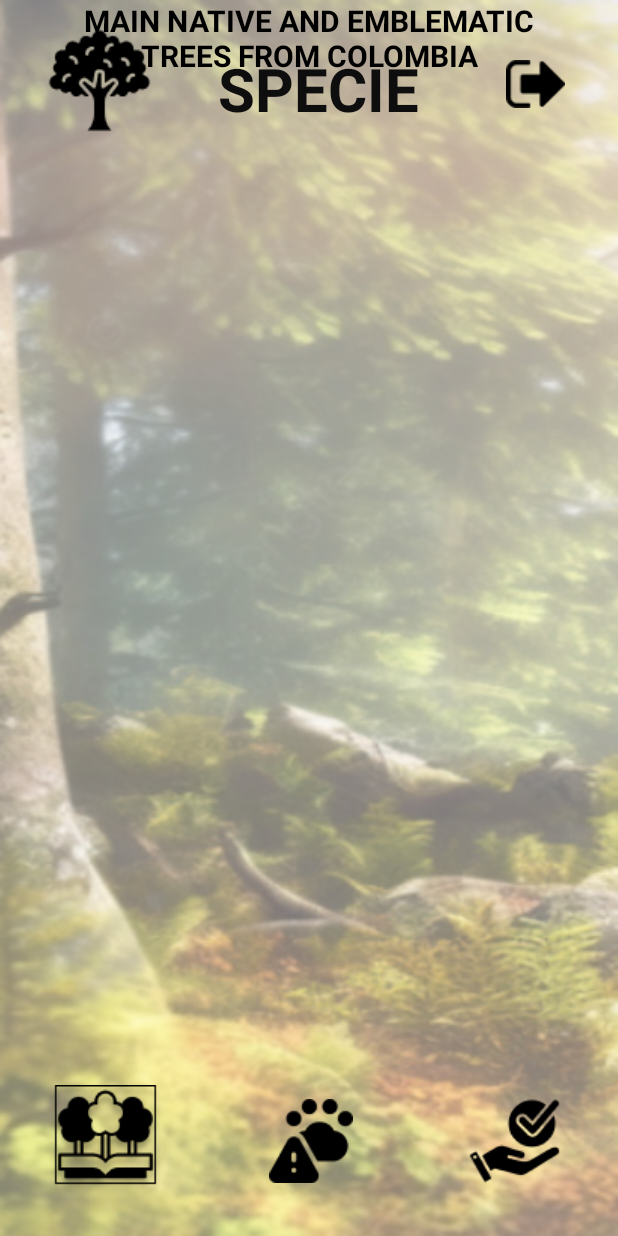
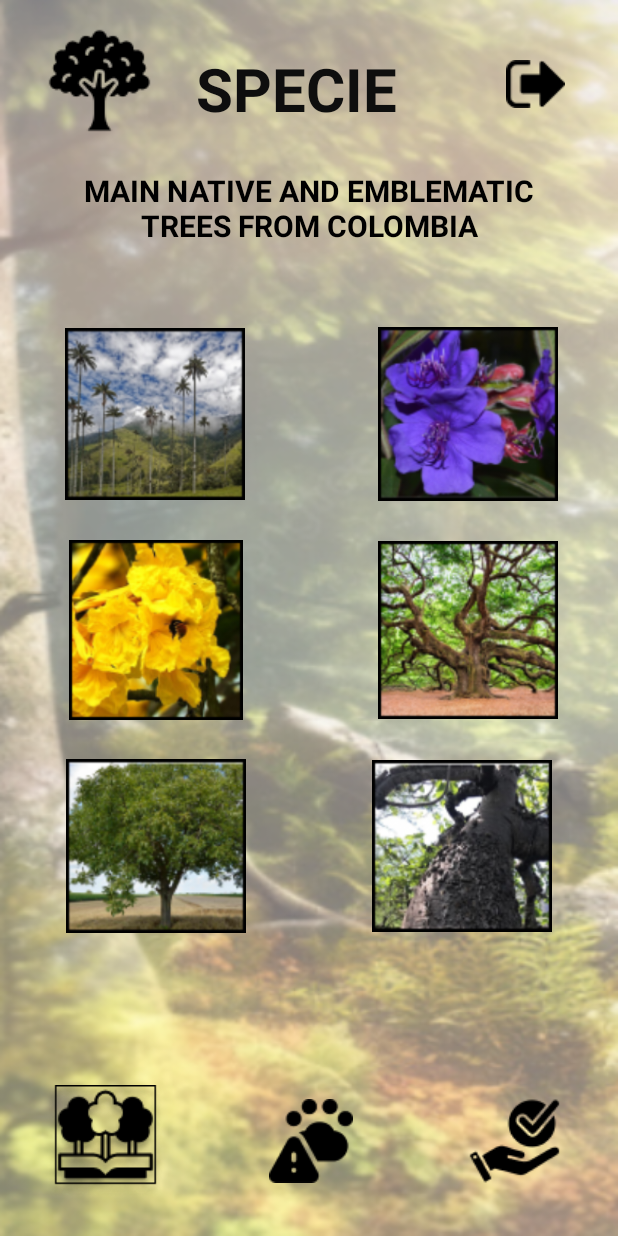
Before and after one commit to hgenryp/ReforAccionV2, an Android app: the Species screen opened directly, with no data from a screen before it, on a phone screen of 412 x 824 dp. Run offline under Robolectric (Android 15) with nearby library versions, the phone set to English and light mode, and no system bars; Roboto replaces fonts that are not available here.

Commit message:
Avance 1

```diff
--- a/app/src/main/AndroidManifest.xml
+++ b/app/src/main/AndroidManifest.xml
@@ -12,6 +12,9 @@
         android:supportsRtl="true"
         android:theme="@style/Theme.ReforAccion"
         tools:targetApi="31">
+        <activity
+            android:name=".SpCeiba"
+            android:exported="false" />
         <activity
             android:name=".SpRoble"
             android:exported="false" />
--- a/app/src/main/java/com/example/reforaccion/Species.java
+++ b/app/src/main/java/com/example/reforaccion/Species.java
@@ -1,6 +1,11 @@
 package com.example.reforaccion;
 
+import android.content.Intent;
+import android.net.Uri;
 import android.os.Bundle;
+import android.view.View;
+import android.widget.ImageButton;
+import android.widget.ImageView;
 
 import androidx.activity.EdgeToEdge;
 import androidx.appcompat.app.AppCompatActivity;
@@ -13,12 +18,93 @@ public class Species extends AppCompatActivity {
     @Override
     protected void onCreate(Bundle savedInstanceState) {
         super.onCreate(savedInstanceState);
-        EdgeToEdge.enable(this);
         setContentView(R.layout.activity_species);
-        ViewCompat.setOnApplyWindowInsetsListener(findViewById(R.id.main), (v, insets) -> {
-            Insets systemBars = insets.getInsets(WindowInsetsCompat.Type.systemBars());
-            v.setPadding(systemBars.left, systemBars.top, systemBars.right, systemBars.bottom);
-            return insets;
+
+        ImageButton meanMenu = findViewById(R.id.meanMenu);
+        ImageButton backButton = findViewById(R.id.imagesingout);
+        ImageButton fichaBtn = findViewById(R.id.libraryTree);
+
+        meanMenu.setOnClickListener(new View.OnClickListener() {
+            @Override
+            public void onClick(View v) {
+                Intent intent = new Intent(getApplicationContext(), CategoriesBtn.class);
+                startActivity(intent);
+            }
         });
+
+        backButton.setOnClickListener(new View.OnClickListener() {
+            @Override
+            public void onClick(View v) {
+                Intent intent = new Intent(getApplicationContext(), MainActivity.class);
+                startActivity(intent);
+            }
+        });
+
+        fichaBtn.setOnClickListener(new View.OnClickListener() {
+            @Override
+            public void onClick(View v) {
+                String url = "https://www.reddearboles.org/ficha-tecnica";
+                Uri uri = Uri.parse(url);
+                Intent intent = new Intent(Intent.ACTION_VIEW, uri);
+                startActivity(intent);
+            }
+        });
+
+        //ImageButton fichaBtn = findViewById(R.id.libraryTree);
+        ImageView btnPalma = findViewById(R.id.btnPalma);
+        ImageView btnSiete = findViewById(R.id.btnSiete);
+        ImageView btnGuayacan = findViewById(R.id.btnGuayacan);
+        ImageView btnRoble = findViewById(R.id.btnRoble);
+        ImageView btnNogal = findViewById(R.id.btnNogal);
+        ImageView btnCeiba = findViewById(R.id.btnCeiba);
+
+        btnPalma.setOnClickListener(new View.OnClickListener() {
+            @Override
+            public void onClick(View v) {
+                Intent intent = new Intent(getApplicationContext(), SpPalma.class);
+                startActivity(intent);
+            }
+        });
+
+        btnSiete.setOnClickListener(new View.OnClickListener() {
+            @Override
+            public void onClick(View v) {
+                Intent intent = new Intent(getApplicationContext(), SpSiete.class);
+                startActivity(intent);
+            }
+        });
+
+        btnGuayacan.setOnClickListener(new View.OnClickListener() {
+            @Override
+            public void onClick(View v) {
+                Intent intent = new Intent(getApplicationContext(), SpGuayacan.class);
+                startActivity(intent);
+            }
+        });
+
+        btnRoble.setOnClickListener(new View.OnClickListener() {
+            @Override
+            public void onClick(View v) {
+                Intent intent = new Intent(getApplicationContext(), SpRoble.class);
+                startActivity(intent);
+            }
+        });
+
+        btnNogal.setOnClickListener(new View.OnClickListener() {
+            @Override
+            public void onClick(View v) {
+                Intent intent = new Intent(getApplicationContext(), SpNogal.class);
+                startActivity(intent);
+            }
+        });
+
+        btnCeiba.setOnClickListener(new View.OnClickListener() {
+            @Override
+            public void onClick(View v) {
+                Intent intent = new Intent(getApplicationContext(), SpCeiba.class);
+                startActivity(intent);
+            }
+        });
+
     }
 }
--- a/app/src/main/res/layout/activity_species.xml
+++ b/app/src/main/res/layout/activity_species.xml
@@ -11,6 +11,7 @@
         android:id="@+id/textView7"
         android:layout_width="320dp"
         android:layout_height="wrap_content"
+        android:layout_marginTop="81dp"
         android:text="MAIN NATIVE AND EMBLEMATIC TREES FROM COLOMBIA"
         android:textAlignment="center"
         android:textColor="#000000"
@@ -18,7 +19,7 @@
         android:textStyle="bold"
         app:layout_constraintEnd_toEndOf="parent"
         app:layout_constraintStart_toStartOf="parent"
-        tools:layout_editor_absoluteY="109dp" />
+        app:layout_constraintTop_toTopOf="@+id/textView" />
 
     <ImageButton
         android:id="@+id/meanMenu"
@@ -46,7 +47,7 @@
         android:textStyle="bold"
         app:layout_constraintBottom_toBottomOf="parent"
         app:layout_constraintEnd_toEndOf="parent"
-        app:layout_constraintHorizontal_bias="0.555"
+        app:layout_constraintHorizontal_bias="0.498"
         app:layout_constraintStart_toStartOf="parent"
         app:layout_constraintTop_toTopOf="parent"
         app:layout_constraintVertical_bias="0.041" />
@@ -107,4 +108,65 @@
             app:srcCompat="@drawable/recomedn" />
     </LinearLayout>
 
+    <ImageView
+        android:id="@+id/btnRoble"
+        android:layout_width="120dp"
+        android:layout_height="120dp"
+        android:layout_marginTop="24dp"
+        android:layout_marginEnd="40dp"
+        android:src="@drawable/roble_andino"
+        app:layout_constraintEnd_toEndOf="parent"
+        app:layout_constraintTop_toBottomOf="@+id/btnSiete" />
+
+    <ImageView
+        android:id="@+id/btnGuayacan"
+        android:layout_width="120dp"
+        android:layout_height="120dp"
+        android:layout_marginStart="44dp"
+        android:layout_marginTop="24dp"
+        android:src="@drawable/guayacan"
+        app:layout_constraintStart_toStartOf="parent"
+        app:layout_constraintTop_toBottomOf="@+id/btnPalma" />
+
+    <ImageView
+        android:id="@+id/btnSiete"
+        android:layout_width="120dp"
+        android:layout_height="120dp"
+        android:layout_marginTop="216dp"
+        android:layout_marginEnd="40dp"
+        android:src="@drawable/sietecueros"
+        app:layout_constraintEnd_toEndOf="parent"
+        app:layout_constraintTop_toTopOf="parent" />
+
+    <ImageView
+        android:id="@+id/btnPalma"
+        android:layout_width="120dp"
+        android:layout_height="120dp"
+        android:layout_marginTop="216dp"
+        android:src="@drawable/palma_cera"
+        app:layout_constraintEnd_toStartOf="@+id/btnSiete"
+        app:layout_constraintHorizontal_bias="0.328"
+        app:layout_constraintStart_toStartOf="parent"
+        app:layout_constraintTop_toTopOf="parent" />
+
+    <ImageView
+        android:id="@+id/btnNogal"
+        android:layout_width="120dp"
+        android:layout_height="120dp"
+        android:layout_marginStart="44dp"
+        android:layout_marginTop="24dp"
+        android:src="@drawable/nogal"
+        app:layout_constraintStart_toStartOf="parent"
+        app:layout_constraintTop_toBottomOf="@+id/btnGuayacan" />
+
+    <ImageView
+        android:id="@+id/btnCeiba"
+        android:layout_width="120dp"
+        android:layout_height="120dp"
+        android:layout_marginTop="24dp"
+        android:layout_marginEnd="44dp"
+        android:src="@drawable/ceiba"
+        app:layout_constraintEnd_toEndOf="parent"
+        app:layout_constraintTop_toBottomOf="@+id/btnRoble" />
+
 </androidx.constraintlayout.widget.ConstraintLayout>
--- a/build.gradle.kts
+++ b/build.gradle.kts
@@ -1,4 +1,4 @@
 // Top-level build file where you can add configuration options common to all sub-projects/modules.
 plugins {
-    id("com.android.application") version "8.5.0" apply false
+    id("com.android.application") version "8.5.1" apply false
 }
```
Also changed, not shown: app/src/main/java/com/example/reforaccion/CategoriesBtn.java (+52 -0 lines), app/src/main/java/com/example/reforaccion/SpCeiba.java (added, +24 -0 lines), app/src/main/res/layout/activity_sp_ceiba.xml (added, +17 -0 lines), app/src/main/res/layout/activity_sp_guayacan.xml (+7 -0 lines), app/src/main/res/layout/activity_sp_nogal.xml (+7 -0 lines), app/src/main/res/layout/activity_sp_palma.xml (+7 -0 lines).
